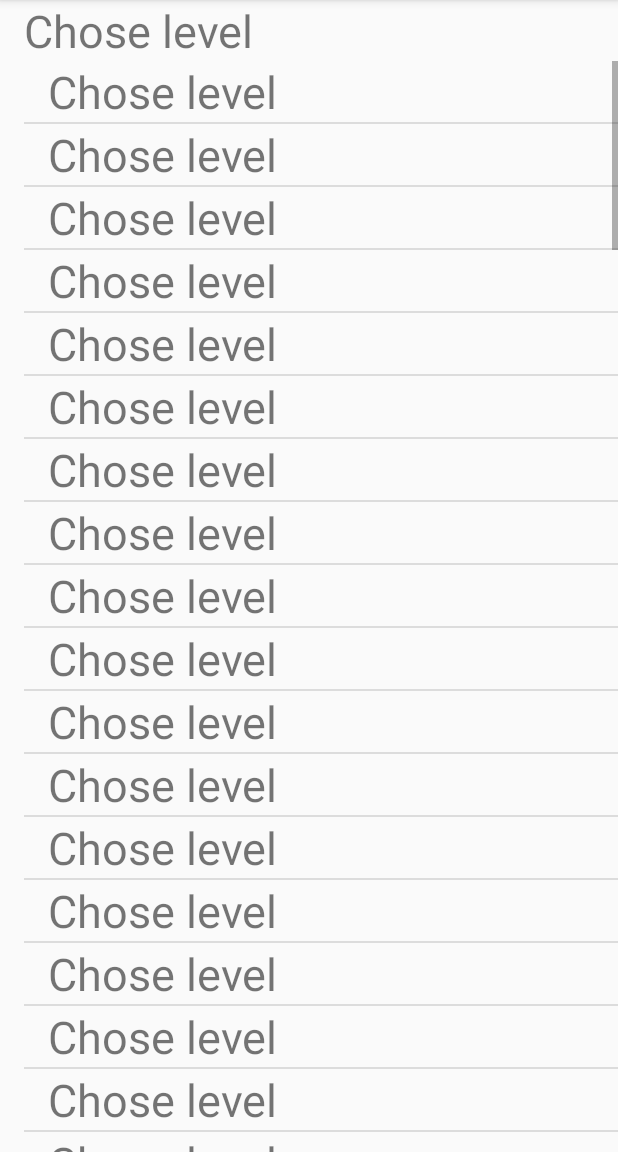
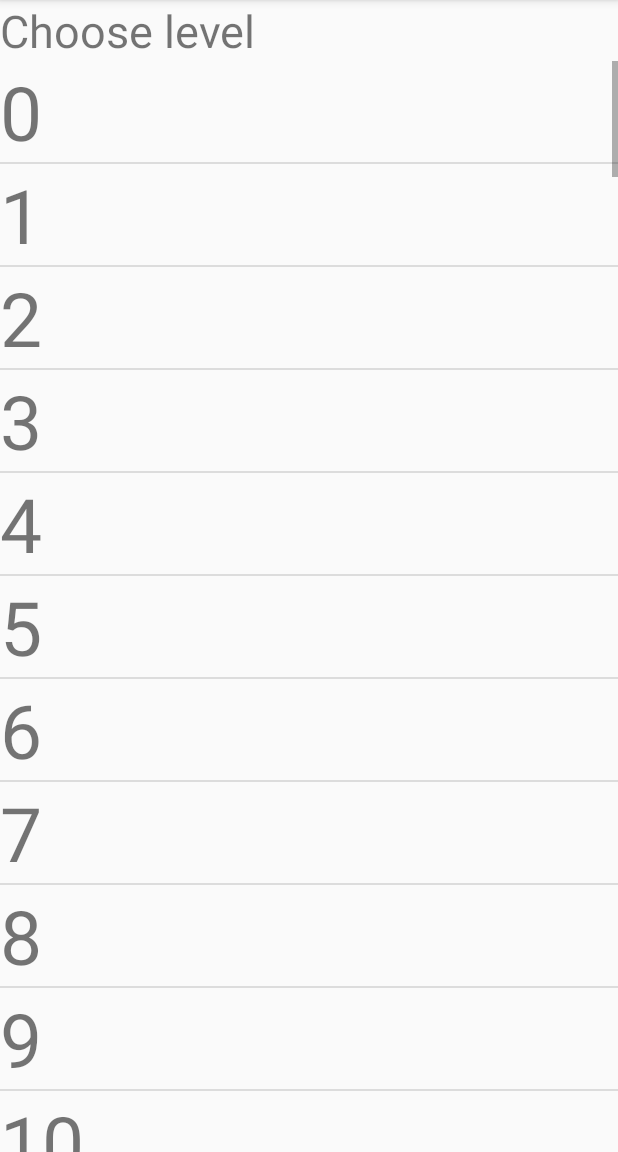
Before and after one commit to Gus7/Platformer, an Android app: the screen it shows after launch (MenuActivity), after a tap on "MENU", on a phone screen of 412 x 824 dp, the part 84-1236 px from its top. Run offline under Robolectric (Android 15) with nearby library versions, the phone set to English and light mode, and no system bars; network calls fail.

Commit message:
Start edding menu

```diff
--- a/app/src/main/java/samsung/itschool/nick/platformer/FirstSplashDraw.java
+++ b/app/src/main/java/samsung/itschool/nick/platformer/FirstSplashDraw.java
@@ -18,7 +18,7 @@ public class FirstSplashDraw extends View{
         super(context, attrs);
 
     }
-    Bitmap pic = BitmapFactory.decodeResource(getContext().getResources(), R.drawable.firstbackground);
+    Bitmap pic = BitmapFactory.decodeResource(getContext().getResources(), R.drawable.splash);
     Paint paint = new Paint();
     @Override
     public void onDraw(Canvas canvas){
--- a/app/src/main/java/samsung/itschool/nick/platformer/Hero.java
+++ b/app/src/main/java/samsung/itschool/nick/platformer/Hero.java
@@ -25,7 +25,7 @@ import static samsung.itschool.nick.platformer.Vector.v;
  */
 
 public class Hero {
-    Vector toGo = new Vector(600,945-300);
+    Vector toGo = new Vector(0,0);
     static Vector pos;
 
     Float size;
--- a/app/src/main/java/samsung/itschool/nick/platformer/MenuActivity.java
+++ b/app/src/main/java/samsung/itschool/nick/platformer/MenuActivity.java
@@ -4,7 +4,8 @@ import android.support.v7.app.AppCompatActivity;
 import android.os.Bundle;
 import android.widget.ListView;
 
-import static samsung.itschool.nick.platformer.R.id.activity_menu;
+
+
 
 public class MenuActivity extends AppCompatActivity {
 
--- a/app/src/main/java/samsung/itschool/nick/platformer/SuperAdapter.java
+++ b/app/src/main/java/samsung/itschool/nick/platformer/SuperAdapter.java
@@ -18,24 +18,23 @@ import android.widget.Toast;
  */
 public class SuperAdapter extends ArrayAdapter<String> {
     SuperAdapter(Context context, String[] array){
-        super(context, R.layout.activity_menu, array);
+        super(context, R.layout.myitem, array);
 
     }
 
     @Override
     public View getView(int position, View convertView, ViewGroup parent) {
         if (convertView == null) {
-            convertView = LayoutInflater.from(getContext()).inflate(R.layout.activity_menu, null);
+            convertView = LayoutInflater.from(getContext()).inflate(R.layout.myitem, null);
         }
         TextView textView = (TextView)convertView.findViewById(R.id.list_item);
         textView.setText(getItem(position));
-        textView.setBackgroundColor(Color.rgb(3,3,3));
+
         final int pos = position;
         textView.setOnClickListener(new View.OnClickListener() {
             @Override
             public void onClick(View v) {
-                Toast toast = Toast.makeText(getContext(),getItem(pos),Toast.LENGTH_LONG);
-                toast.show();
+                Toast.makeText(getContext(),getItem(pos),Toast.LENGTH_SHORT).show();
             }
         });
         return convertView;
--- a/app/src/main/res/layout/activity_menu.xml
+++ b/app/src/main/res/layout/activity_menu.xml
@@ -1,34 +1,25 @@
 <?xml version="1.0" encoding="utf-8"?>
 <RelativeLayout xmlns:android="http://schemas.android.com/apk/res/android"
     xmlns:tools="http://schemas.android.com/tools"
-    android:id="@+id/activity_menu"
     android:layout_width="match_parent"
     android:layout_height="match_parent"
 
-    android:paddingLeft="@dimen/activity_horizontal_margin"
+    tools:context=".MenuActivity">
 
 
-    tools:context="samsung.itschool.nick.platformer.MenuActivity">
-
     <TextView
-        android:text="Chose level"
-        android:textSize="30dp"
+        android:text="Choose level"
         android:layout_width="wrap_content"
         android:layout_height="wrap_content"
-
         android:id="@+id/textView"
-        android:layout_alignParentTop="true"
-        android:layout_alignParentLeft="true"
-        android:layout_alignParentStart="true" />
+        android:textSize="30dp"
+         />
 
     <ListView
-        android:layout_width="wrap_content"
-        android:layout_height="match_parent"
+        android:layout_width="match_parent"
+        android:layout_height="wrap_content"
         android:id="@+id/listView"
-
-
         android:layout_below="@+id/textView"
         android:layout_alignParentLeft="true"
         android:layout_alignParentStart="true" />
-
 </RelativeLayout>
--- /dev/null
+++ b/app/src/main/res/layout/myitem.xml
@@ -0,0 +1,13 @@
+<?xml version="1.0" encoding="utf-8"?>
+<LinearLayout xmlns:android="http://schemas.android.com/apk/res/android"
+    android:orientation="vertical" android:layout_width="match_parent"
+    android:layout_height="match_parent">
+
+    <TextView
+        android:layout_width="match_parent"
+        android:layout_height="wrap_content"
+        android:text="Hello"
+        android:id="@+id/list_item"
+        android:textSize="50dp"/>
+
+</LinearLayout>
```
Also changed, not shown: app/src/main/java/samsung/itschool/nick/platformer/MenuActivityDraw.java (deleted, +0 -9 lines), app/src/main/java/samsung/itschool/nick/platformer/MyDraw.java (+28 -7 lines), app/src/main/java/samsung/itschool/nick/platformer/TestingBranches.java (deleted, +0 -8 lines), app/src/main/res/drawable/Splash.jpg (added), 1 other file.
